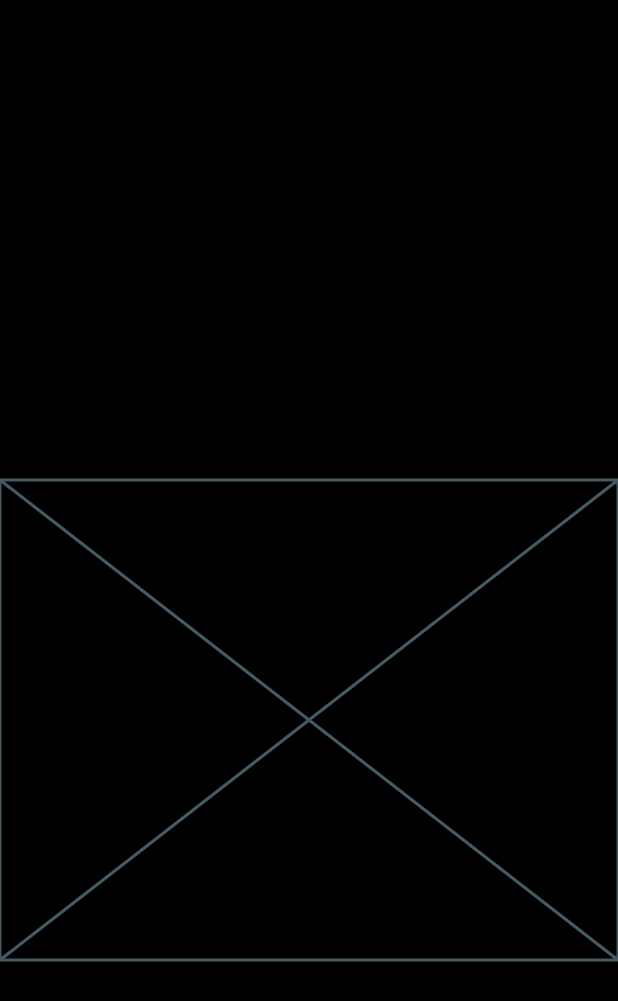
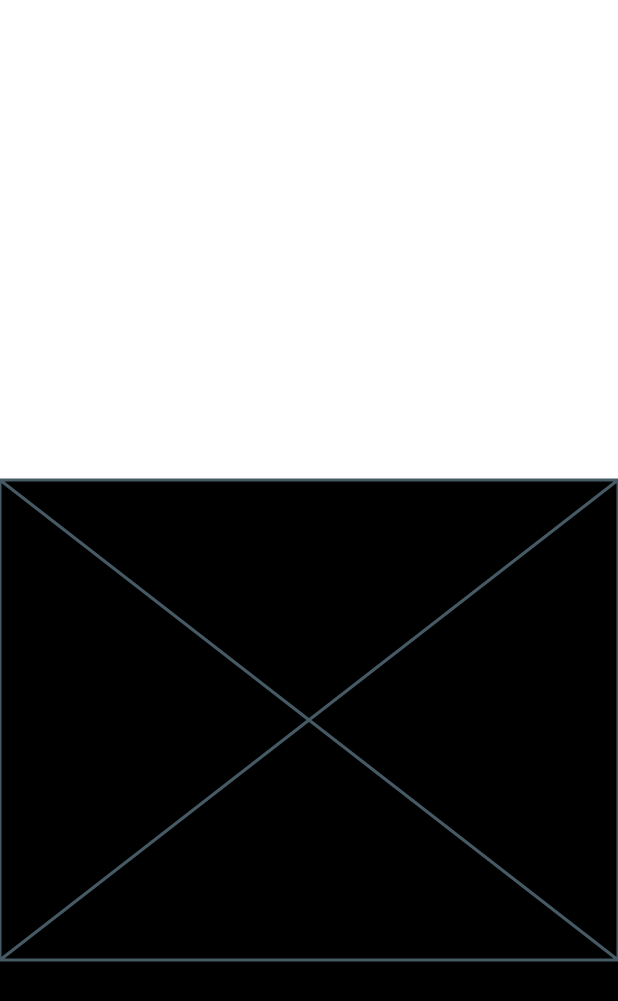
Before and after one commit to JAICHANGPARK/flutter_notebook_chapter_43, a Flutter app: the MusicPlayerStartScreen screen opened directly, on a phone screen of 412 x 824 dp. Shown: the top 1001 px of the screen. Run offline on Flutter 3.47's test engine with Material 3 defaults, Android fonts, the phone set to English and light mode, and no system bars; our stand-ins replace gap.

Commit message:
Update music_player_start_screen.dart

```diff
--- a/lib/ep2157_music_player_app/ui/start/music_player_start_screen.dart
+++ b/lib/ep2157_music_player_app/ui/start/music_player_start_screen.dart
@@ -23,7 +23,12 @@ class _MusicPlayerStartScreenState extends State<MusicPlayerStartScreen> {
                     scrollDirection: Axis.horizontal,
                     itemCount: 10,
                     itemBuilder: (context, index) {
-
+                      return Container(
+                        width: 240,
+                        decoration: BoxDecoration(
+                          color: Colors.white,
+                        ),
+                      );
                     },
                   ),
                 ),
```
